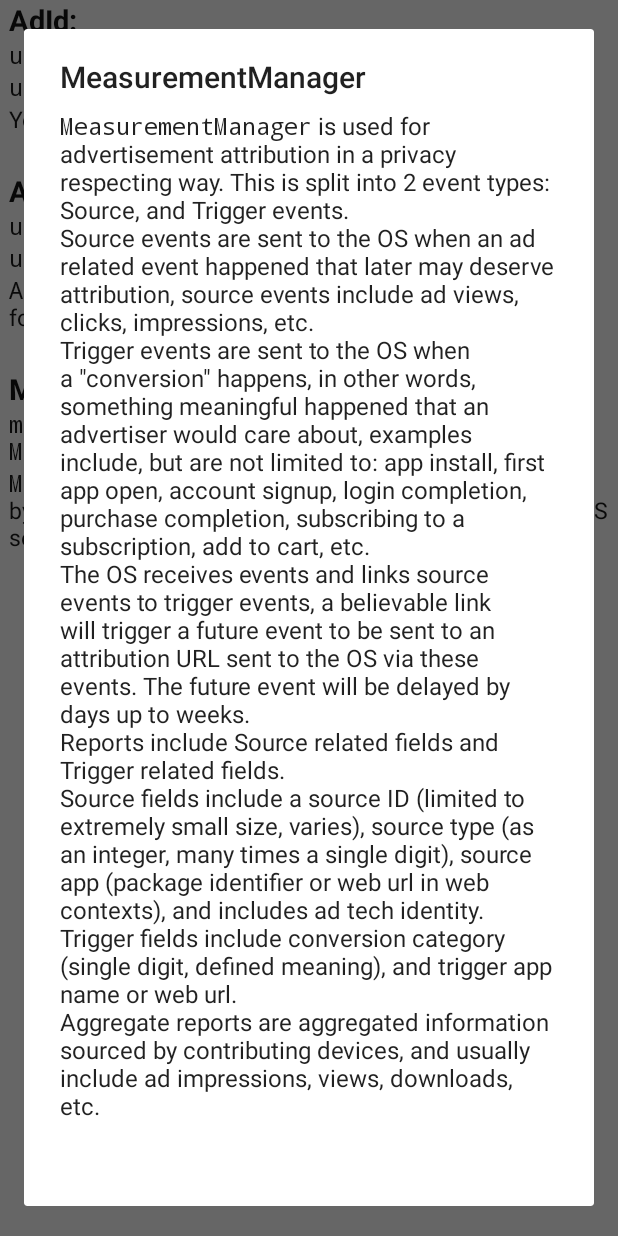
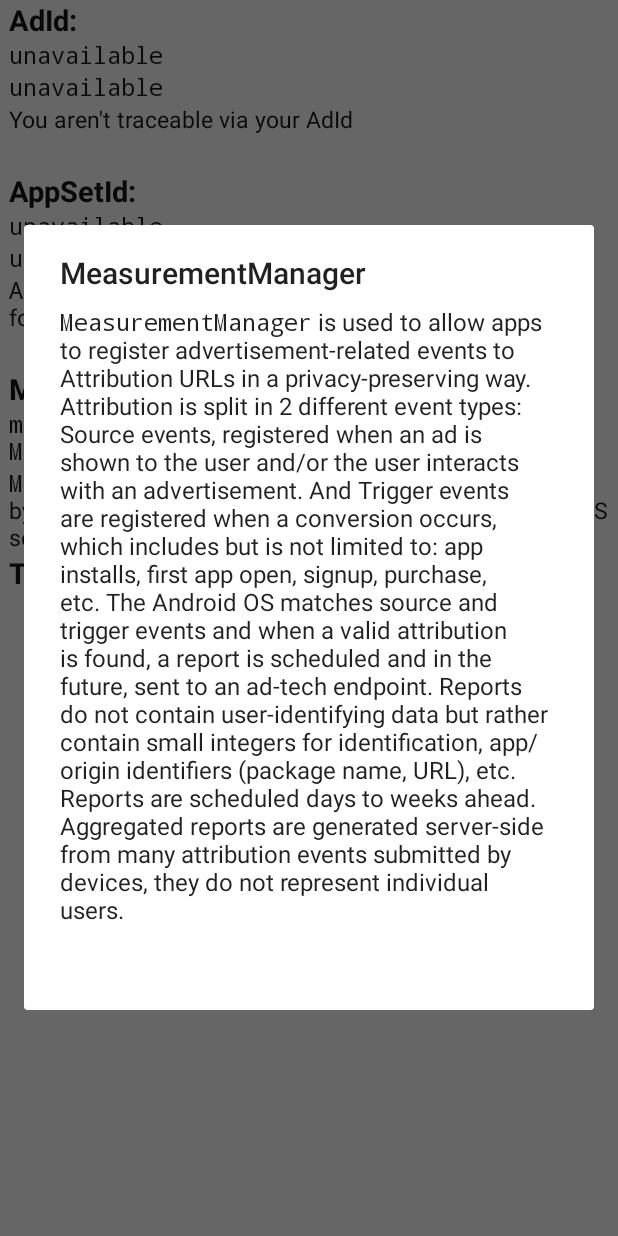
Before and after one commit to Jundertag/AdManager, an Android app: the screen it shows after launch (MainActivity), after a tap on "MeasurementManager:", on a phone screen of 412 x 824 dp. Run offline under Robolectric (Android 15) with nearby library versions, the phone set to English and light mode, and no system bars; libraries missing offline, so code that uses them is left out: io.noties.markwon; 1 statement that could not run was skipped.

Commit message:
refining technical definitions, adding topics manager title to activity_main.xml file.

```diff
--- a/app/src/main/res/layout/activity_main.xml
+++ b/app/src/main/res/layout/activity_main.xml
@@ -130,4 +130,16 @@
         app:layout_constraintTop_toBottomOf="@id/measurement_api_status"
         app:layout_constraintStart_toStartOf="parent"/>
 
+    <TextView
+        android:id="@+id/topics_manager_title"
+        android:layout_width="wrap_content"
+        android:layout_height="wrap_content"
+        android:paddingHorizontal="@dimen/text_padding_horizontal"
+        android:text="TopicsManager:"
+        android:textSize="@dimen/text_bold_size"
+        android:textStyle="bold"
+        android:textColor="?attr/colorOnSurfaceVariant"
+        app:layout_constraintTop_toBottomOf="@id/measurement_api_description"
+        app:layout_constraintStart_toStartOf="parent"/>
+
 </androidx.constraintlayout.widget.ConstraintLayout>
--- a/app/src/main/res/values/strings.xml
+++ b/app/src/main/res/values/strings.xml
@@ -5,20 +5,20 @@
     <string name="ad_id_tracking_limited_value"><tt>isLimitedAdTrackingEnabled: </tt></string>
     <string name="ad_id_limited_true">You aren\'t traceable via your AdId</string>
     <string name="ad_id_limited_false">You are traceable via your AdId</string>
-    <string name="ad_id_description"><tt>AdId</tt> is a unique per device, per user, user resettable device identifier represented as a 128 bit string. Permitted usages are Advertisement Personalization, due to the nature of this particular API, google\'s timeline for phasing it out is not certain, what is certain is google introduced the Privacy Sandbox in February 2022, introducing APIs like the Topics API and stating they would eventually deprecate the <tt>AdId</tt> APIs, suggesting it will be deprecated, the date I would suggest is between the mid 2030s or 2040s.</string>
+    <string name="ad_id_description"><tt>AdId</tt> is a unique per device, per user, user resettable device identifier represented as a 128 bit string. Permitted usages are Advertisement Personalization, due to the nature of this particular API, google plans to phase it out. However, google\'s timeline for phasing it out is not certain, what is certain is google introduced the Privacy Sandbox in February 2022, introducing APIs like the Topics API and stating they would eventually deprecate the <tt>AdId</tt> APIs, the deprecation date I would suggest is between the mid 2030s or 2040s.</string>
     <string name="app_set_id_title">AppSetID:</string>
     <string name="app_set_id_value"><tt>id: %1$s!</tt></string>
     <string name="app_set_id_scope_dev"><tt>SCOPE_DEVELOPER = 2</tt></string>
     <string name="app_set_id_scope_app"><tt>SCOPE_APP = 1</tt></string>
-    <string name="app_set_id_scope_dev_desc"><tt>SCOPE_DEVELOPER</tt> means <tt>appSetId</tt> is scoped to the developer of the app and cannot identify a single user.</string>
-    <string name="app_set_id_scope_app_desc"><tt>SCOPE_APP</tt> means <tt>appSetId</tt> is scoped to the app and can identify a single user.</string>
+    <string name="app_set_id_scope_dev_desc">This ID identifies a developer on the app store, and cannot identify individual apps the developer made.</string>
+    <string name="app_set_id_scope_app_desc">This ID identifies a single app from a developer, and can identify individual apps the developer made.</string>
     <string name="app_set_id_scope_value">scope = %1$d!</string>
     <string name="app_set_id_unusable"><tt>AppSetIdManager</tt> is unavailable and cannot be used for identification</string>
-    <string name="app_set_id_description"><tt>AppSetId</tt> is a unique per device, per developer/user, \"user resettable\" identifier for non-advertisement purposes. Permitted to be used for analytics, spam detection, frequency capping, and fraud protection use cases. Scope can be one of <tt>SCOPE_APP</tt>, where it is unique to the application install itself, it could identify a single user if linked to other data, this is not permitted by google. Note that it resets when an app is reinstalled. or <tt>SCOPE_DEVELOPER</tt>, which is unique to the developer\'s account, meaning it cannot identify an app or an individual user.</string>
+    <string name="app_set_id_description"><tt>AppSetId</tt> is a unique identifier for usages in analytics, spam detection, frequency capping, and fraud prevention. This ID can be scoped to the application itself, in which case the app will have a unique ID. or scoped to the developer, meaning different apps a developer makes will still have the same ID. When the app is made on the play store with a registered account, most of the time it is developer scoped, but in cases where play services are disabled, or when the app is not from the play store, then the ID can be application scoped.</string>
     <string name="measurement_api_status_disabled"><tt>measurementApiStatus: MEASUREMENT_API_STATUS_DISABLED = 0</tt></string>
     <string name="measurement_api_status_enabled"><tt>measurementApiStatus: MEASUREMENT_API_STATUS_ENABLED = 1</tt></string>
     <string name="measurement_api_status_enabled_desc"><tt>MeasurementManager</tt> attribution APIs are available to apps and the OS can send attribution events to HTTPS servers.</string>
     <string name="measurement_api_status_disabled_desc"><tt>MeasurementManager</tt> attribution APIs cannot be used by apps. The OS will <b>not</b> send attribution events to HTTPS servers.</string>
-    <string name="measurement_api_description"><tt>MeasurementManager</tt> is used for advertisement attribution in a privacy respecting way. This is split into 2 event types: Source, and Trigger events.\nSource events are sent to the OS when an ad related event happened that later may deserve attribution, source events include ad views, clicks, impressions, etc.\nTrigger events are sent to the OS when a \"conversion\" happens, in other words, something meaningful happened that an advertiser would care about, examples include, but are not limited to: app install, first app open, account signup, login completion, purchase completion, subscribing to a subscription, add to cart, etc.\nThe OS receives events and links source events to trigger events, a believable link will trigger a future event to be sent to an attribution URL sent to the OS via these events. The future event will be delayed by days up to weeks.\nReports include Source related fields and Trigger related fields.\nSource fields include a source ID (limited to extremely small size, varies), source type (as an integer, many times a single digit), source app (package identifier or web url in web contexts), and includes ad tech identity.\nTrigger fields include conversion category (single digit, defined meaning), and trigger app name or web url.\nAggregate reports are aggregated information sourced by contributing devices, and usually include ad impressions, views, downloads, etc.</string>
+    <string name="measurement_api_description"><tt>MeasurementManager</tt> is used to allow apps to register advertisement-related events to Attribution URLs in a privacy-preserving way. Attribution is split in 2 different event types: Source events, registered when an ad is shown to the user and/or the user interacts with an advertisement. And Trigger events are registered when a conversion occurs, which includes but is not limited to: app installs, first app open, signup, purchase, etc. The Android OS matches source and trigger events and when a valid attribution is found, a report is scheduled and in the future, sent to an ad-tech endpoint. Reports do not contain user-identifying data but rather contain small integers for identification, app/origin identifiers (package name, URL), etc. Reports are scheduled days to weeks ahead. Aggregated reports are generated server-side from many attribution events submitted by devices, they do not represent individual users.</string>
     <string name="unavailable"><tt>unavailable</tt></string>
 </resources>
```
